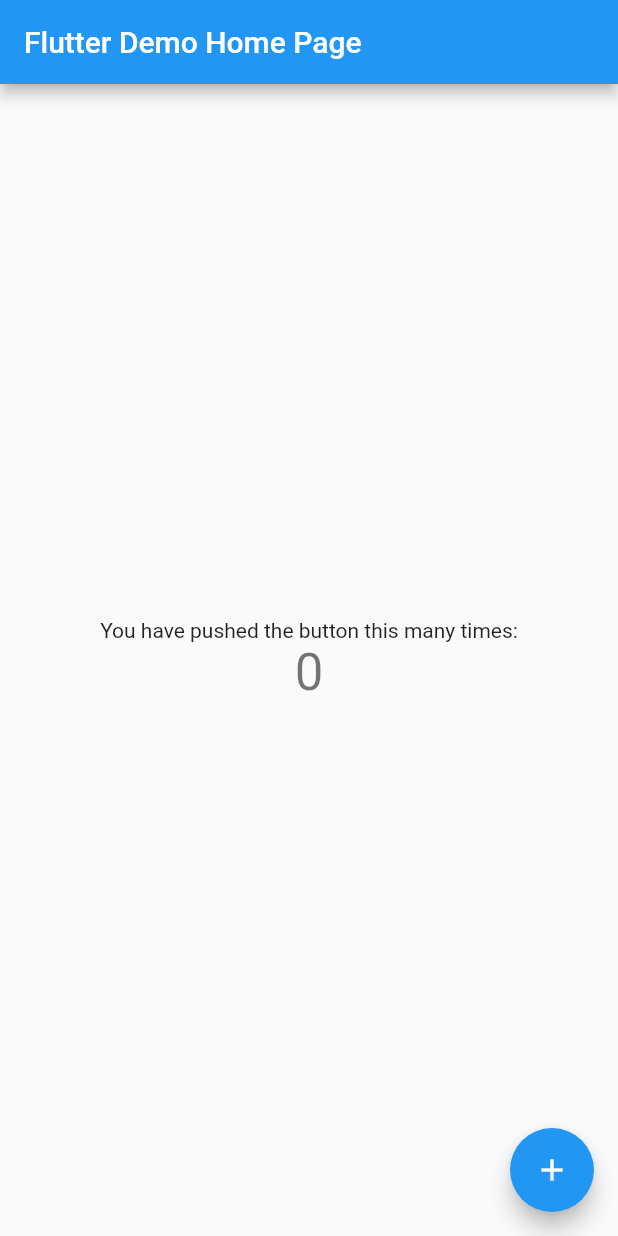
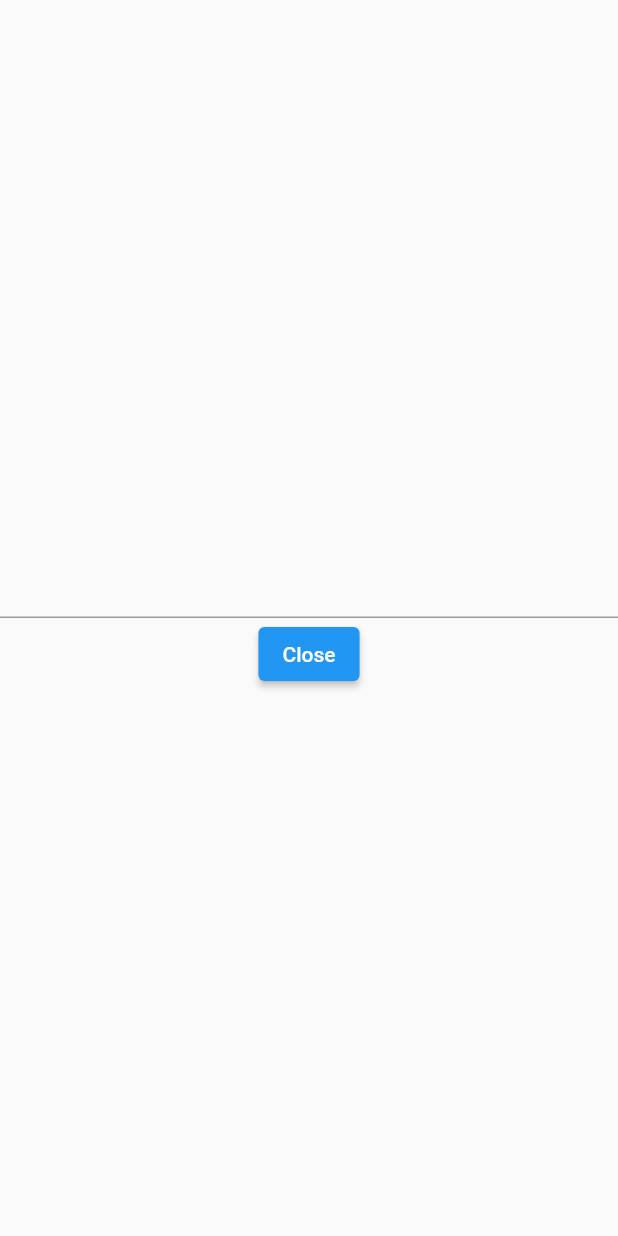
Before and after one commit to kimuson/keyboard_close_demo, a Flutter app: the screen it shows after launch, on a phone screen of 412 x 824 dp. Run offline on Flutter 3.47's test engine with Material 2 defaults, Android fonts, the light colour scheme and no system bars.

Commit message:
キーボードを閉じる処理を追加

```diff
--- a/lib/main.dart
+++ b/lib/main.dart
@@ -1,115 +1,47 @@
 import 'package:flutter/material.dart';
 
-void main() {
-  runApp(const MyApp());
-}
+void main() => runApp(const MyApp());
 
 class MyApp extends StatelessWidget {
   const MyApp({Key? key}) : super(key: key);
 
-  // This widget is the root of your application.
+  static const String _title = 'Flutter Code Sample';
+
   @override
   Widget build(BuildContext context) {
-    return MaterialApp(
-      title: 'Flutter Demo',
-      theme: ThemeData(
-        // This is the theme of your application.
-        //
-        // Try running your application with "flutter run". You'll see the
-        // application has a blue toolbar. Then, without quitting the app, try
-        // changing the primarySwatch below to Colors.green and then invoke
-        // "hot reload" (press "r" in the console where you ran "flutter run",
-        // or simply save your changes to "hot reload" in a Flutter IDE).
-        // Notice that the counter didn't reset back to zero; the application
-        // is not restarted.
-        primarySwatch: Colors.blue,
-      ),
-      home: const MyHomePage(title: 'Flutter Demo Home Page'),
-    );
+    return const MaterialApp(title: _title, home: MyStatefulWidget());
   }
 }
 
-class MyHomePage extends StatefulWidget {
-  const MyHomePage({Key? key, required this.title}) : super(key: key);
-
-  // This widget is the home page of your application. It is stateful, meaning
-  // that it has a State object (defined below) that contains fields that affect
-  // how it looks.
-
-  // This class is the configuration for the state. It holds the values (in this
-  // case the title) provided by the parent (in this case the App widget) and
-  // used by the build method of the State. Fields in a Widget subclass are
-  // always marked "final".
-
-  final String title;
+class MyStatefulWidget extends StatefulWidget {
+  const MyStatefulWidget({Key? key}) : super(key: key);
 
   @override
-  State<MyHomePage> createState() => _MyHomePageState();
+  State<MyStatefulWidget> createState() => _MyStatefulWidgetState();
 }
 
-class _MyHomePageState extends State<MyHomePage> {
-  int _counter = 0;
-
-  void _incrementCounter() {
-    setState(() {
-      // This call to setState tells the Flutter framework that something has
-      // changed in this State, which causes it to rerun the build method below
-      // so that the display can reflect the updated values. If we changed
-      // _counter without calling setState(), then the build method would not be
-      // called again, and so nothing would appear to happen.
-      _counter++;
-    });
-  }
-
+class _MyStatefulWidgetState extends State<MyStatefulWidget> {
   @override
   Widget build(BuildContext context) {
-    // This method is rerun every time setState is called, for instance as done
-    // by the _incrementCounter method above.
-    //
-    // The Flutter framework has been optimized to make rerunning build methods
-    // fast, so that you can just rebuild anything that needs updating rather
-    // than having to individually change instances of widgets.
     return Scaffold(
-      appBar: AppBar(
-        // Here we take the value from the MyHomePage object that was created by
-        // the App.build method, and use it to set our appbar title.
-        title: Text(widget.title),
-      ),
-      body: Center(
-        // Center is a layout widget. It takes a single child and positions it
-        // in the middle of the parent.
+      body: GestureDetector(
+        behavior: HitTestBehavior.opaque, //画面外タップを検知するために必要
+        onTap: () => FocusScope.of(context).unfocus(),
+        child: Center(
           child: Column(
-          // Column is also a layout widget. It takes a list of children and
-          // arranges them vertically. By default, it sizes itself to fit its
-          // children horizontally, and tries to be as tall as its parent.
-          //
-          // Invoke "debug painting" (press "p" in the console, choose the
-          // "Toggle Debug Paint" action from the Flutter Inspector in Android
-          // Studio, or the "Toggle Debug Paint" command in Visual Studio Code)
-          // to see the wireframe for each widget.
-          //
-          // Column has various properties to control how it sizes itself and
-          // how it positions its children. Here we use mainAxisAlignment to
-          // center the children vertically; the main axis here is the vertical
-          // axis because Columns are vertical (the cross axis would be
-          // horizontal).
-          mainAxisAlignment: MainAxisAlignment.center,
-          children: <Widget>[
-            const Text(
-              'You have pushed the button this many times:',
-            ),
-            Text(
-              '$_counter',
-              style: Theme.of(context).textTheme.headline4,
+            mainAxisSize: MainAxisSize.min,
+            children: [
+              TextField(),
+              ElevatedButton(
+                onPressed: () {
+                  FocusScope.of(context).unfocus();
+                },
+                child: Text('Close'),
               ),
             ],
           ),
         ),
-      floatingActionButton: FloatingActionButton(
-        onPressed: _incrementCounter,
-        tooltip: 'Increment',
-        child: const Icon(Icons.add),
-      ), // This trailing comma makes auto-formatting nicer for build methods.
+      ),
     );
   }
 }
```
Lines whose indentation alone changed are shown as unchanged.
